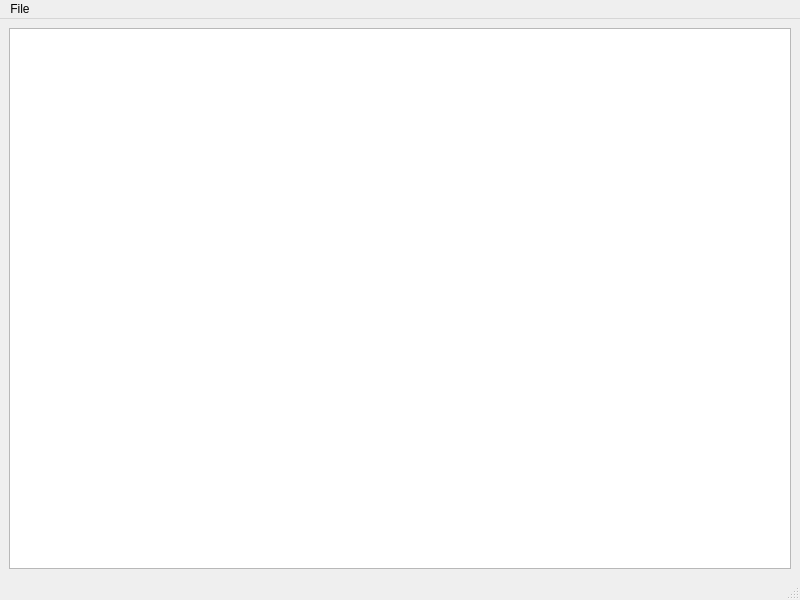
This is GraphicalCharacterViewer/mainwindow.ui in DrItanium/realmz_tools as Qt 5 draws it before an edit. The edited form follows.
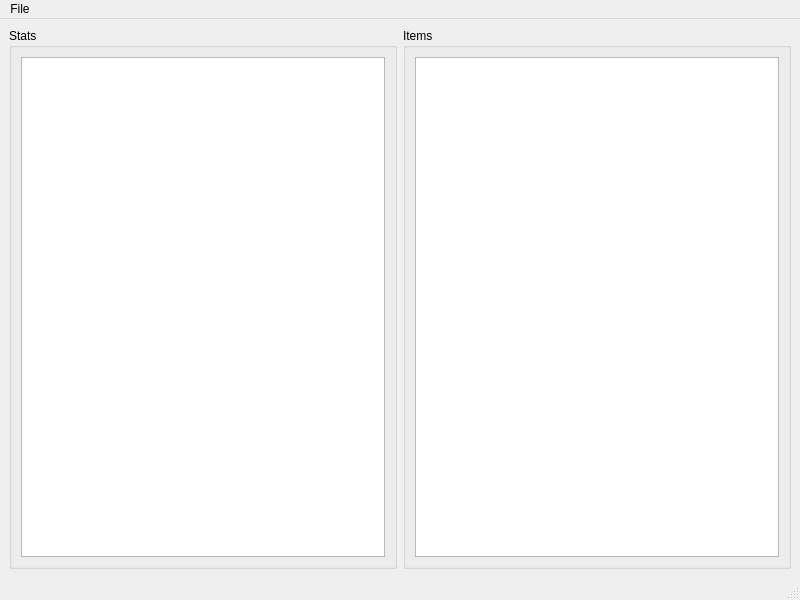
This is the edited form.

Patch:
```diff
--- a/GraphicalCharacterViewer/mainwindow.ui
+++ b/GraphicalCharacterViewer/mainwindow.ui
@@ -16,7 +16,28 @@
   <widget class="QWidget" name="centralwidget">
    <layout class="QGridLayout" name="gridLayout">
     <item row="0" column="0">
-     <widget class="QTableView" name="tableView"/>
+     <widget class="QGroupBox" name="groupBox">
+      <property name="title">
+       <string>Stats</string>
+      </property>
+      <layout class="QGridLayout" name="gridLayout_2">
+       <item row="0" column="0">
+        <widget class="QTableView" name="tableView"/>
+       </item>
+      </layout>
+     </widget>
+    </item>
+    <item row="0" column="1">
+     <widget class="QGroupBox" name="groupBox_2">
+      <property name="title">
+       <string>Items</string>
+      </property>
+      <layout class="QGridLayout" name="gridLayout_3">
+       <item row="0" column="0">
+        <widget class="QListView" name="listView"/>
+       </item>
+      </layout>
+     </widget>
     </item>
    </layout>
   </widget>
```
